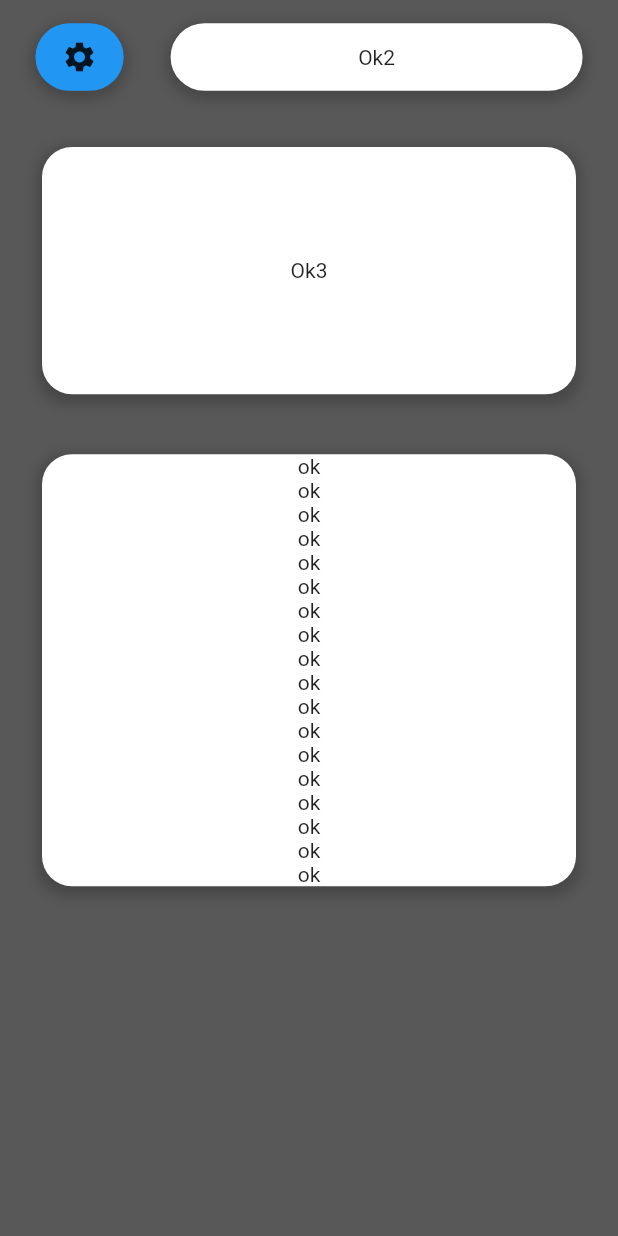
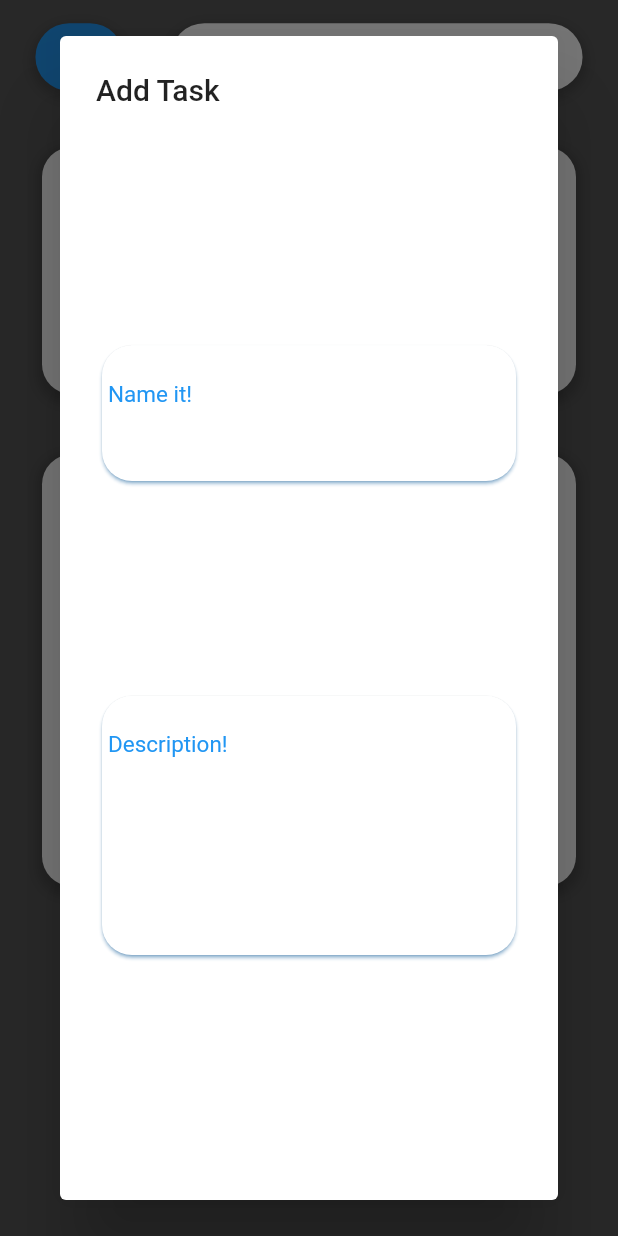
Before and after one commit to Ryadhcherifi/hackrh, a Flutter app: the screen it shows after launch, in the side drawer, after a tap on the "settings" icon, on a phone screen of 412 x 824 dp. Run offline on Flutter 3.47's test engine with Material 2 defaults, Android fonts, the phone set to English and light mode, and no system bars; our stand-ins replace font_awesome_flutter.

Commit message:
Working on the Add Task view

```diff
--- a/hackrh/lib/screens/HomeScreen.dart
+++ b/hackrh/lib/screens/HomeScreen.dart
@@ -1,4 +1,5 @@
 import 'package:flutter/material.dart';
+import 'package:hackrh/widgets/AddTask.dart';
 import 'package:hackrh/widgets/Drawer.dart';
 import 'package:hackrh/widgets/TasksView.dart';
 
@@ -16,7 +17,7 @@ class _HomePageState extends State<HomePage> {
     Size screensize = MediaQuery.of(context).size;
     return Scaffold(
         backgroundColor: Color.fromRGBO(88, 88, 88, 1),
-        drawer: TasksView(),
+        drawer: AddTaskDia(),
         body: Padding(
           padding: EdgeInsets.all(8.0),
           child: Builder(
--- /dev/null
+++ b/hackrh/lib/widgets/AddTask.dart
@@ -0,0 +1,92 @@
+import 'package:flutter/material.dart';
+import 'package:font_awesome_flutter/font_awesome_flutter.dart';
+
+class AddTaskDia extends StatefulWidget {
+  @override
+  State<StatefulWidget> createState() {
+    // TODO: implement createState
+    return _AddTask();
+  }
+}
+
+class _AddTask extends State<AddTaskDia> {
+  @override
+  Widget build(BuildContext context) {
+    bool filledB = false;
+    Size screensize = MediaQuery.of(context).size;
+
+    // TODO: implement build
+    return AlertDialog(
+      title: Text("Add Task"),
+      content: Container(
+        height: screensize.height / 1.2,
+        width: screensize.width / 1.2,
+        child: Column(
+          mainAxisAlignment: MainAxisAlignment.spaceEvenly,
+          crossAxisAlignment: CrossAxisAlignment.start,
+          children: <Widget>[
+            Align(
+              child: Card(
+                shape: RoundedRectangleBorder(
+                    borderRadius: BorderRadius.circular(20)),
+                shadowColor: Colors.blue,
+                child: Padding(
+                  padding: const EdgeInsets.all(4.0),
+                  child: Container(
+                    height: screensize.height / 10,
+                    child: TextField(
+                      onChanged: (String value) {
+                        filledB = true;
+                        setState(() {});
+                      },
+                      decoration: InputDecoration(
+                          filled: filledB,
+                          border: InputBorder.none,
+                          focusedBorder: InputBorder.none,
+                          enabledBorder: InputBorder.none,
+                          errorBorder: InputBorder.none,
+                          disabledBorder: InputBorder.none,
+                          labelText: filledB == true ? "" : "Name it!",
+                          labelStyle: TextStyle(
+                              color: Colors.blue,
+                              fontSize: filledB == true ? 0 : 15)),
+                    ),
+                  ),
+                ),
+              ),
+
+            ),
+            Card(
+                shape: RoundedRectangleBorder(
+                    borderRadius: BorderRadius.circular(20)),
+                shadowColor: Colors.blue,
+                child: Padding(
+                  padding: const EdgeInsets.all(4.0),
+                  child: Container(
+                    height: screensize.height / 5,
+                    child: TextField(
+                      onChanged: (String value) {
+                        filledB = true;
+                        setState(() {});
+                      },
+                      decoration: InputDecoration(
+                          filled: filledB,
+                          border: InputBorder.none,
+                          focusedBorder: InputBorder.none,
+                          enabledBorder: InputBorder.none,
+                          errorBorder: InputBorder.none,
+                          disabledBorder: InputBorder.none,
+                          labelText: filledB == true ? "" : "Description!",
+                          labelStyle: TextStyle(
+                              color: Colors.blue,
+                              fontSize: filledB == true ? 0 : 15)),
+                    ),
+                  ),
+                ),
+              ),
+          ],
+        ),
+      ),
+    );
+  }
+}
```
